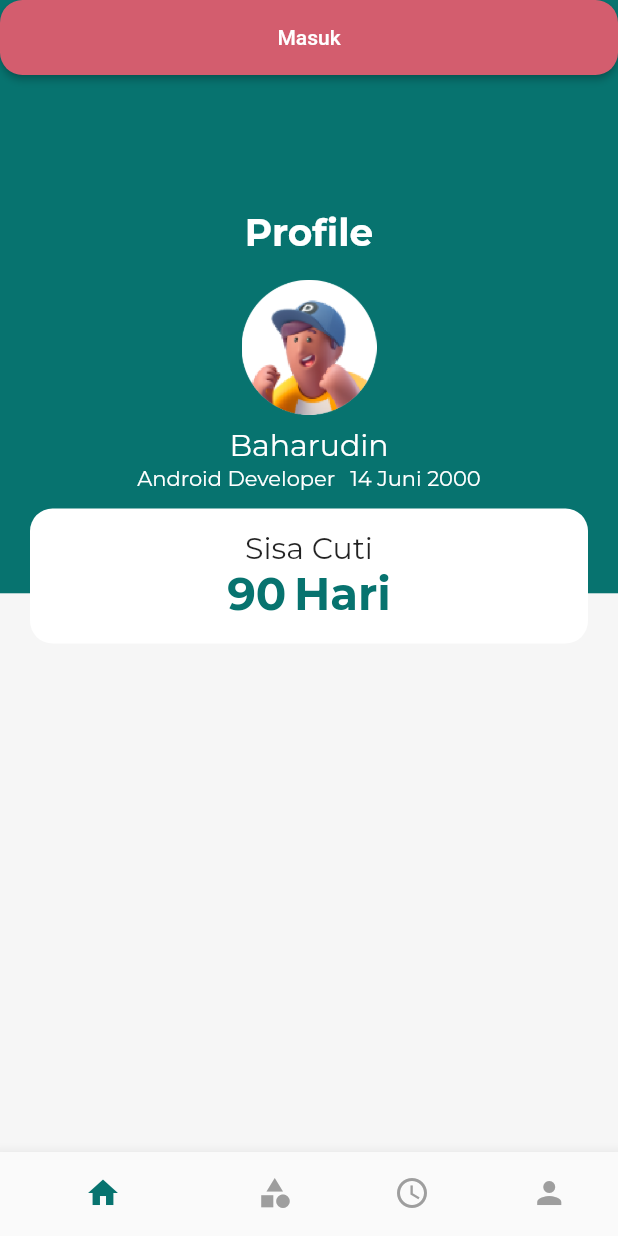
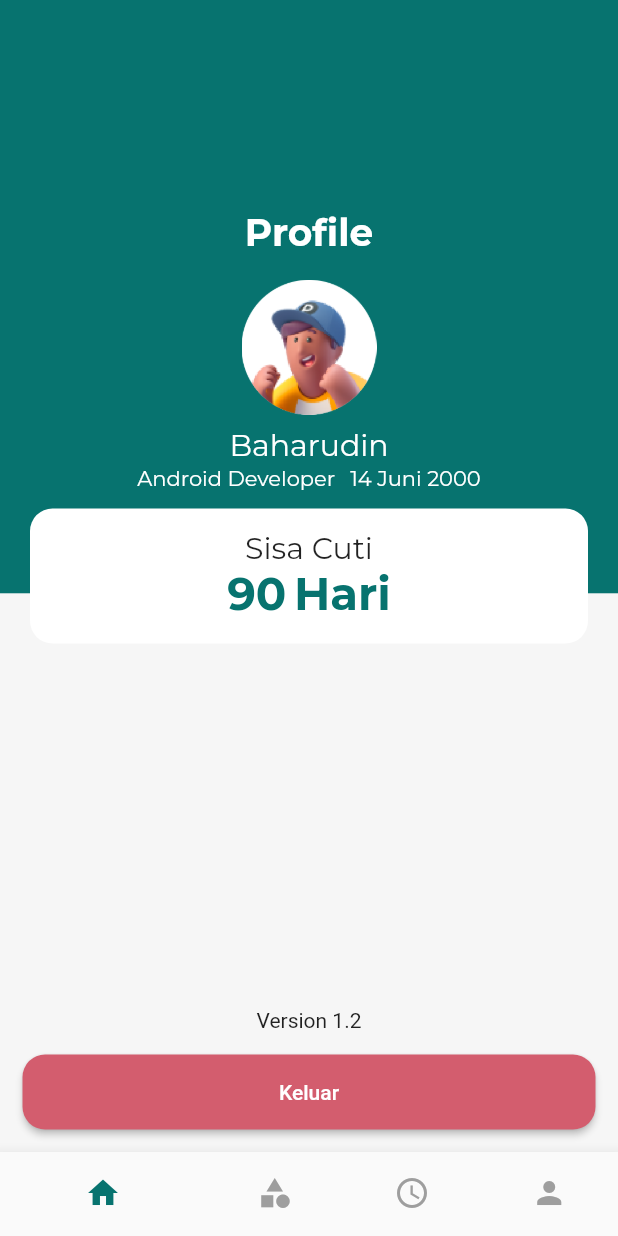
Before and after one commit to Baharudin78/hr_flutter, a Flutter app: the ProfileView screen opened by its route, on a phone screen of 412 x 824 dp. Run offline on Flutter 3.47's test engine with Material 2 defaults, Android fonts, the phone set to English and light mode, and no system bars; our stand-ins replace flutter_svg, get, google_fonts, sizer.

Commit message:
profile ui slicing

```diff
--- a/lib/app/modules/profile/views/profile_view.dart
+++ b/lib/app/modules/profile/views/profile_view.dart
@@ -114,7 +114,13 @@ class ProfileView extends GetView<ProfileController> {
                   ),
                 ),
               ),
-              ElevatedButton(
+              Column(
+                mainAxisAlignment: MainAxisAlignment.end,
+                children: [
+                  Text("Version 1.2"),
+                  Padding(
+                    padding: const EdgeInsets.all(15),
+                    child: ElevatedButton(
                       onPressed: () {},
                       style: ElevatedButton.styleFrom(
                           primary: Palette.redSoldig,
@@ -122,9 +128,12 @@ class ProfileView extends GetView<ProfileController> {
                           shape: RoundedRectangleBorder(
                               borderRadius: BorderRadius.circular(15))),
                       child: Text(
-                  ' Masuk ',
+                        ' Keluar ',
                         style: TextStyle(color: Colors.white),
                       ),
+                    ),
+                  ),
+                ],
               ),
             ],
           ),
--- a/lib/app/modules/schedule/views/schedule_view.dart
+++ b/lib/app/modules/schedule/views/schedule_view.dart
@@ -12,8 +12,9 @@ class ScheduleView extends GetView<ScheduleController> {
   Widget build(BuildContext context) {
     return Scaffold(
       appBar: AppBar(
-        title: Text('ScheduleView'),
+        title: Text('Jadwal'),
         centerTitle: true,
+        backgroundColor: Palette.greenSoldig,
       ),
       body: Center(
         child: Text(
```
Lines whose indentation alone changed are shown as unchanged.
